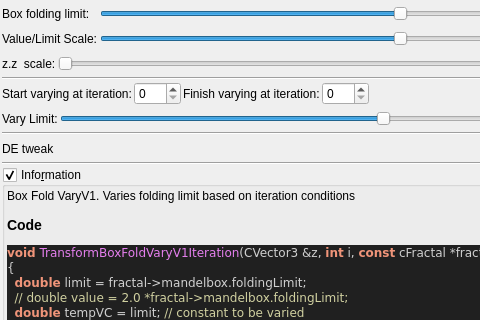
This is mandelbulber2/qt_data/fractal_transf_box_fold_varyV1.ui in buddhi1980/mandelbulber2 as Qt 5 draws it before an edit; both pictures show x 0 to 480 and y 0 to 320 of the 799 by 1122 pixel window. The edited form follows.
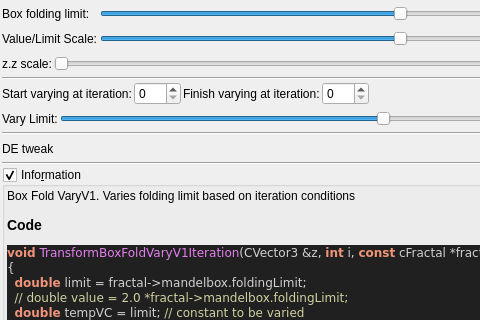
This is the edited form. Custom widgets are drawn as their Qt base class.

```diff
--- a/mandelbulber2/qt_data/fractal_transf_box_fold_varyV1.ui
+++ b/mandelbulber2/qt_data/fractal_transf_box_fold_varyV1.ui
@@ -118,7 +118,7 @@
        <item row="1" column="0">
         <widget class="QLabel" name="label_172">
          <property name="text">
-          <string>z.z  scale:</string>
+          <string>z.z scale:</string>
          </property>
         </widget>
        </item>
```
